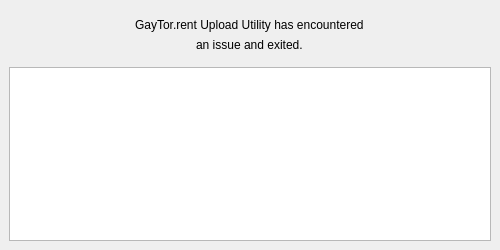
Above: src/ui/crash.ui from vancer0/guu before the change. Below: the same form after it.
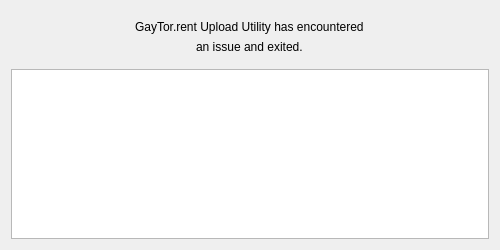
That is the form after the change. Icons and pictures are not drawn.

Commit message: Better error reporting & Responsive upload UI

```diff
--- a/src/ui/crash.ui
+++ b/src/ui/crash.ui
@@ -1,7 +1,7 @@
 <?xml version="1.0" encoding="UTF-8"?>
 <ui version="4.0">
- <class>MainWindow</class>
- <widget class="QMainWindow" name="MainWindow">
+ <class>Form</class>
+ <widget class="QWidget" name="Form">
   <property name="geometry">
    <rect>
     <x>0</x>
@@ -10,12 +10,6 @@
     <height>250</height>
    </rect>
   </property>
-  <property name="sizePolicy">
-   <sizepolicy hsizetype="Fixed" vsizetype="Fixed">
-    <horstretch>0</horstretch>
-    <verstretch>0</verstretch>
-   </sizepolicy>
-  </property>
   <property name="minimumSize">
    <size>
     <width>500</width>
@@ -29,7 +23,6 @@
    <iconset>
     <normaloff>../icon/guu.png</normaloff>../icon/guu.png</iconset>
   </property>
-  <widget class="QWidget" name="centralwidget">
    <layout class="QVBoxLayout" name="verticalLayout">
     <item>
      <widget class="QWidget" name="widget" native="true">
@@ -65,7 +58,6 @@
      </widget>
     </item>
    </layout>
-  </widget>
  </widget>
  <resources/>
  <connections/>
```
Left out of the diff: 2 changed lines with no effect on the pictures. Lines whose indentation alone changed are shown as unchanged. The commit also changes 3 other files.
